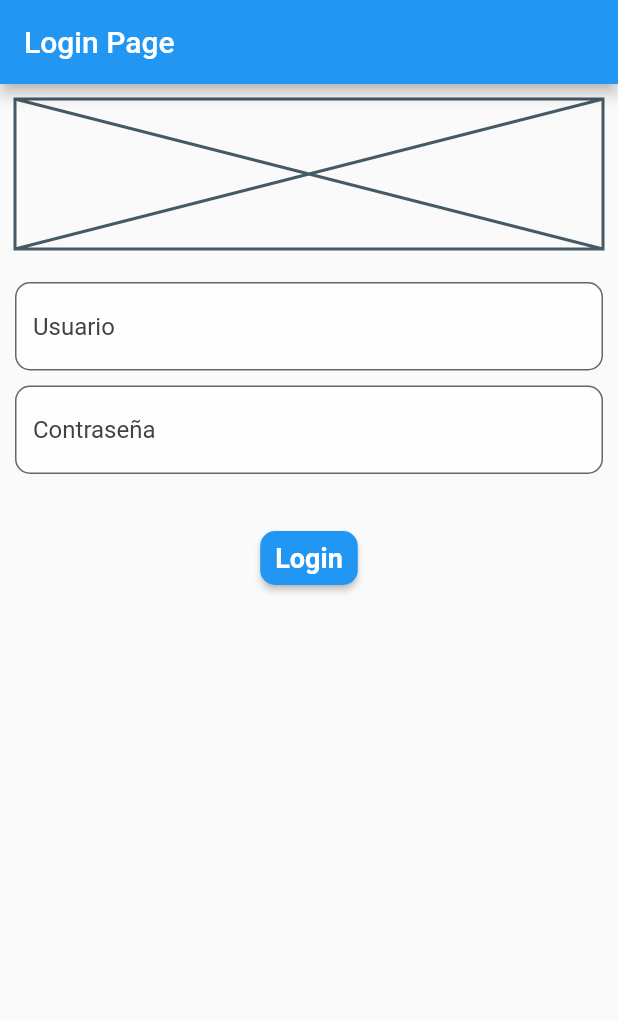
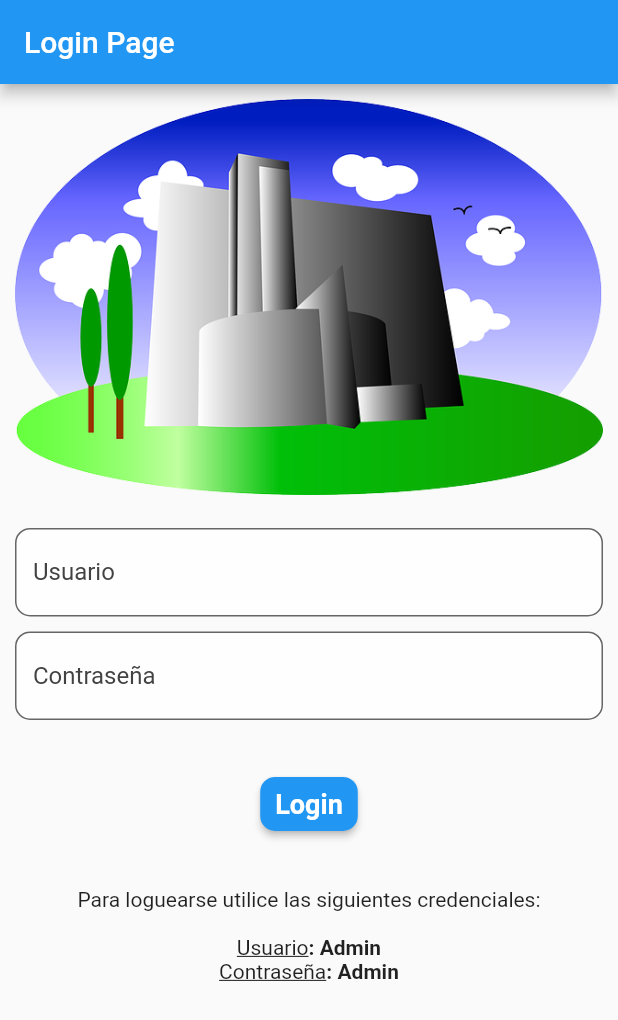
Before and after one commit to jorgesarabia/ejemplo_fabricas, a Flutter app: the screen it shows after launch, on a phone screen of 412 x 824 dp. Shown: the top 1020 px of the screen. Run offline on Flutter 3.47's test engine with Material 2 defaults, Android fonts, the phone set to English and light mode, and no system bars.

Commit message:
Finish the login page UI

```diff
--- a/lib/auth/presentation/login_page.dart
+++ b/lib/auth/presentation/login_page.dart
@@ -1,4 +1,5 @@
 import 'package:ejemplo_fabricas/app/app_button.dart';
+import 'package:ejemplo_fabricas/auth/presentation/widgets/fake_user.dart';
 import 'package:ejemplo_fabricas/auth/presentation/widgets/login_form.dart';
 import 'package:flutter/material.dart';
 
@@ -14,10 +15,7 @@ class LoginPage extends StatelessWidget {
           padding: const EdgeInsets.all(10.0),
           child: Column(
             children: [
-              const Placeholder(
-                fallbackHeight: 100,
-                fallbackWidth: 100,
-              ),
+              Image.asset('assets/portada.png'),
               const SizedBox(height: 22.0),
               LoginForm(),
               const SizedBox(height: 32.0),
@@ -25,6 +23,8 @@ class LoginPage extends StatelessWidget {
                 label: 'Login',
                 onPressed: () {},
               ),
+              const SizedBox(height: 32.0),
+              const FakeUser(),
             ],
           ),
         ),
--- /dev/null
+++ b/lib/auth/presentation/widgets/fake_user.dart
@@ -0,0 +1,45 @@
+import 'package:flutter/material.dart';
+
+class FakeUser extends StatelessWidget {
+  const FakeUser({Key? key}) : super(key: key);
+
+  @override
+  Widget build(BuildContext context) {
+    return RichText(
+      textAlign: TextAlign.center,
+      text: const TextSpan(
+        text: 'Para loguearse utilice las siguientes credenciales:\n\n',
+        style: TextStyle(
+          fontSize: 14.0,
+          color: Colors.black87,
+        ),
+        children: [
+          TextSpan(
+            text: 'Usuario',
+            style: TextStyle(
+              decoration: TextDecoration.underline,
+            ),
+          ),
+          TextSpan(
+            text: ': Admin\n',
+            style: TextStyle(
+              fontWeight: FontWeight.bold,
+            ),
+          ),
+          TextSpan(
+            text: 'Contraseña',
+            style: TextStyle(
+              decoration: TextDecoration.underline,
+            ),
+          ),
+          TextSpan(
+            text: ': Admin',
+            style: TextStyle(
+              fontWeight: FontWeight.bold,
+            ),
+          ),
+        ],
+      ),
+    );
+  }
+}
--- a/pubspec.yaml
+++ b/pubspec.yaml
@@ -28,3 +28,6 @@ dev_dependencies:
 
 flutter:
   uses-material-design: true
+
+  assets:
+    - assets/portada.png
```
Also changed, not shown: assets/portada.png (added).
